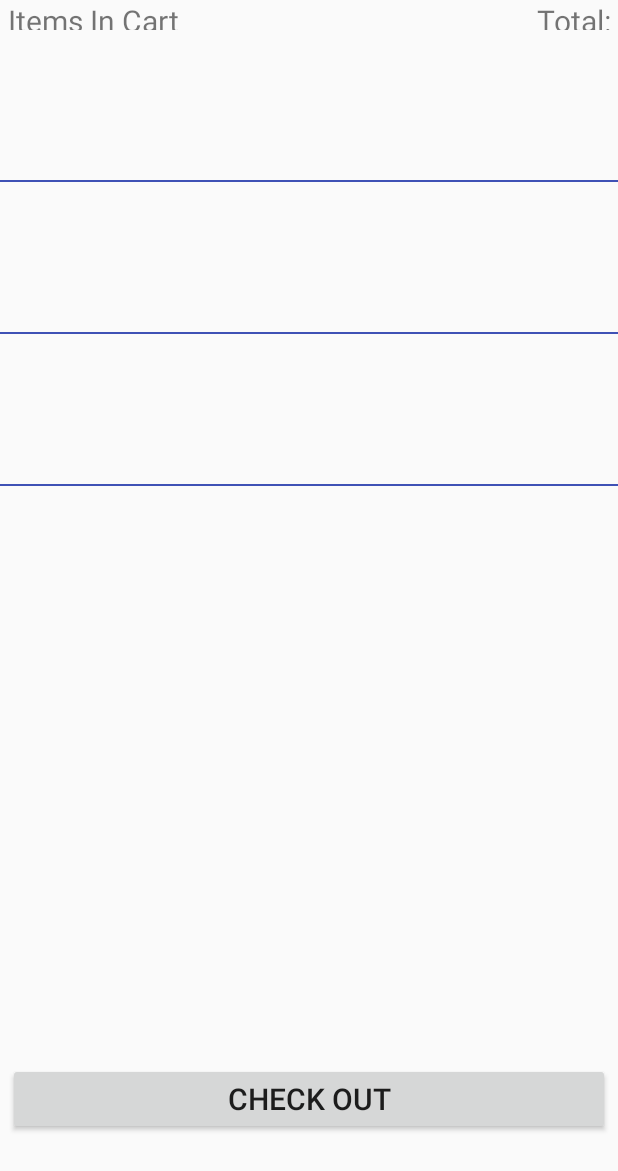
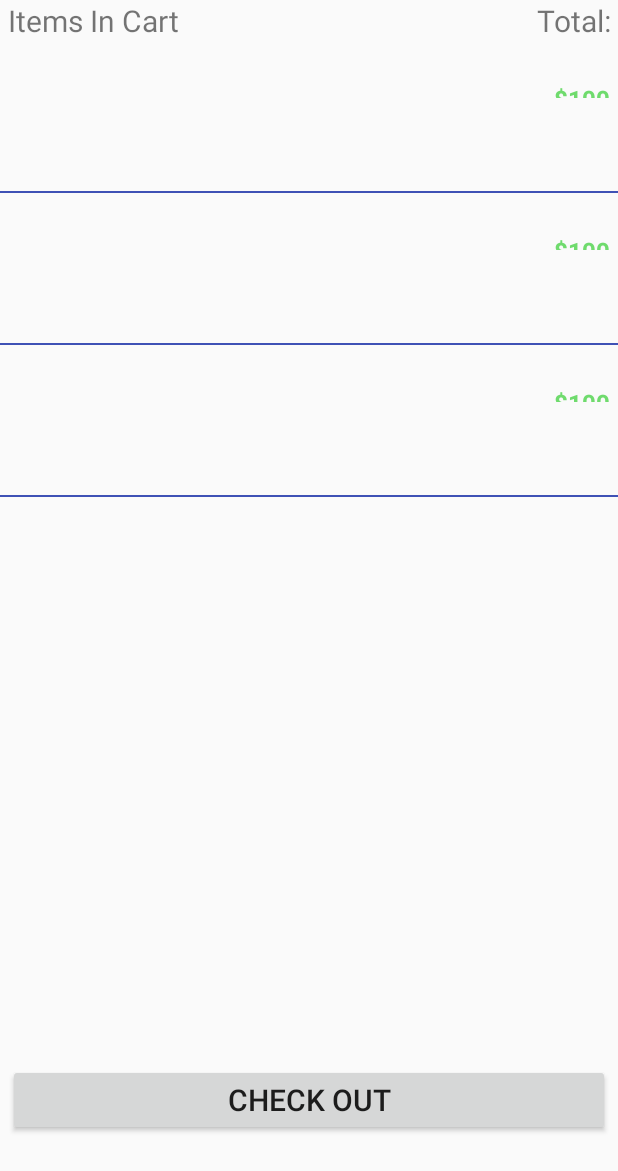
Before and after one commit to anturner130/ComputerBuilder, an Android app: the layout fragment_cart.xml on its own in the app's theme, with its tools: preview values and no code run, on a phone screen of 412 x 824 dp. Shown: the top 1171 px of the screen. Run offline under Robolectric (Android 15) with nearby library versions, the phone set to English and light mode, and no system bars.

Commit message:
Merge Changes
Made a few changes to accommodate for the merge changes.
Updated parts that greta researched.

```diff
--- a/app/src/main/res/layout/fragment_cart.xml
+++ b/app/src/main/res/layout/fragment_cart.xml
@@ -10,7 +10,7 @@
         <TextView
             android:layout_weight="65"
             android:layout_width="0dp"
-            android:layout_height="20dp"
+            android:layout_height="wrap_content"
             android:textAppearance="?android:attr/textAppearanceSmall"
             android:text="Items In Cart"
             android:layout_marginLeft="5dp"
@@ -21,7 +21,7 @@
         <TextView
             android:layout_weight="35"
             android:layout_width="0dp"
-            android:layout_height="20dp"
+            android:layout_height="wrap_content"
             android:textAppearance="?android:attr/textAppearanceSmall"
             android:text="Total:"
             android:id="@+id/cart_total"
--- a/app/src/main/res/layout/fragment_part.xml
+++ b/app/src/main/res/layout/fragment_part.xml
@@ -64,21 +64,23 @@
                         android:layout_height="match_parent"
                         android:orientation="vertical"
                         android:layout_weight="10"
+                        android:weightSum="10"
                         >
                         <TextView
                             android:id="@+id/part_price"
                             android:layout_width="wrap_content"
-                            android:layout_height="wrap_content"
+                            android:layout_height="0dp"
                             android:textAppearance="?attr/textAppearanceListItem"
                             android:text="$100"
                             android:textColor="#6fdb6d"
                             android:textStyle="bold"
-                            android:layout_weight="20"
+                            android:layout_weight="5"
                             android:layout_gravity="end" />
                         <ImageView
                             android:id="@+id/ic_store"
                             android:layout_width="20dp"
-                            android:layout_height="20dp"
+                            android:layout_height="0dp"
+                            android:layout_weight="5"
                             android:layout_gravity="right"
                             />
                     </LinearLayout>
```
Also changed, not shown: app/src/main/java/comp640/computerbuilder/dummy/DummyMemory.java (+13 -14 lines), app/src/main/java/comp640/computerbuilder/dummy/DummyMotherboards.java (+19 -19 lines), app/src/main/java/comp640/computerbuilder/logic/PartViewAdapter.java (+6 -16 lines), 1 other file.
